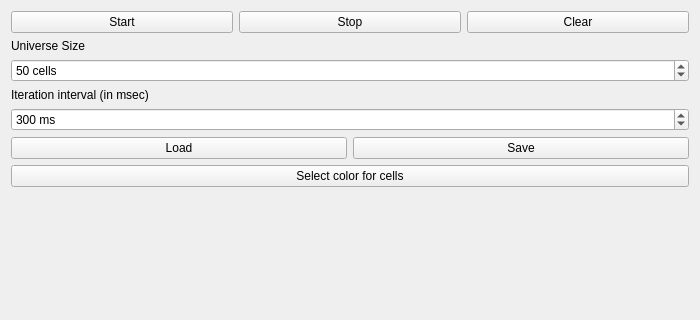
The window that mainwindow.ui (tucnak/conway) describes before a commit, drawn with Qt 5; both pictures show x 0 to 700 and y 0 to 320 of the 700 by 500 pixel window.
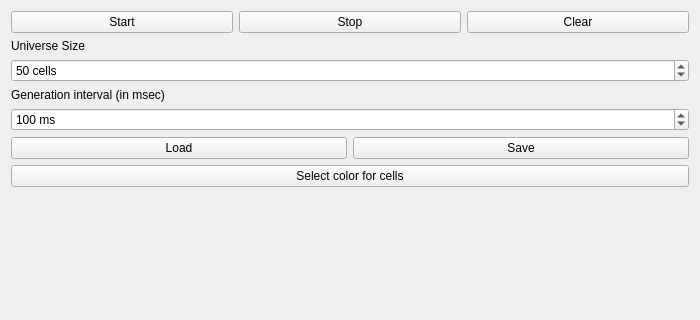
The same window after the commit.

Diff of the .ui file:
```diff
--- a/mainwindow.ui
+++ b/mainwindow.ui
@@ -73,7 +73,7 @@
         <item>
          <widget class="QLabel" name="label2">
           <property name="text">
-           <string>Iteration interval (in msec)</string>
+           <string>Generation interval (in msec)</string>
           </property>
          </widget>
         </item>
@@ -92,7 +92,7 @@
            <number>10</number>
           </property>
           <property name="value">
-           <number>300</number>
+           <number>100</number>
           </property>
          </widget>
         </item>
```
